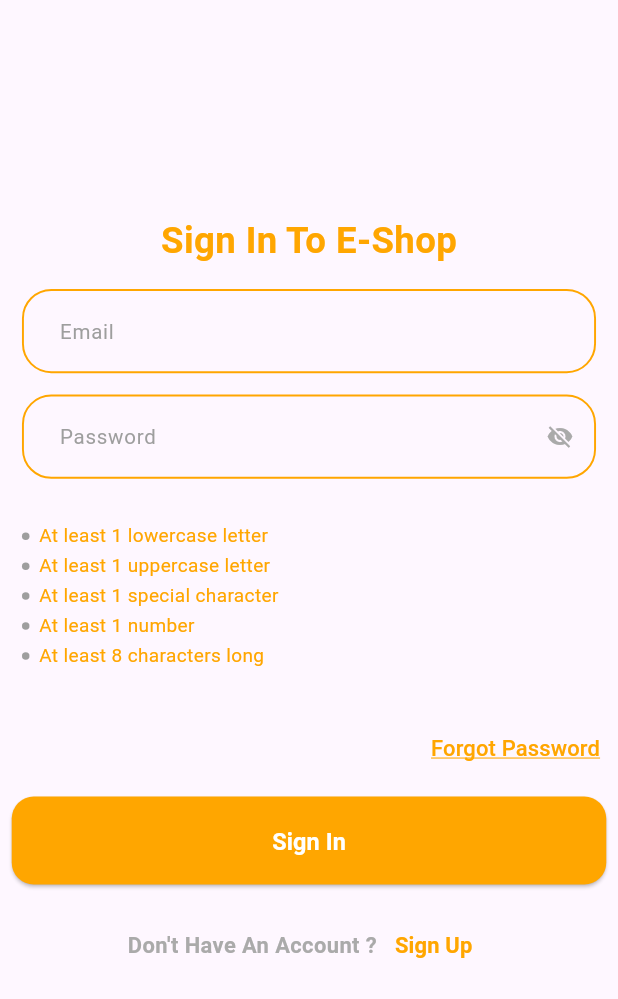
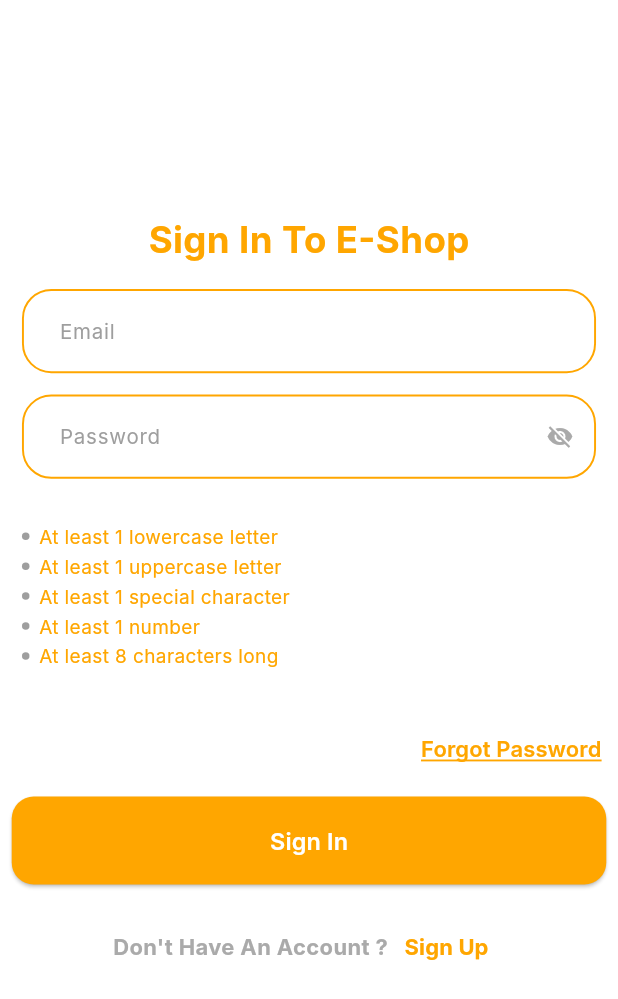
Before and after one commit to MennaRefaatt/ecommerce, a Flutter app: the screen it shows after launch, on a phone screen of 412 x 824 dp. Shown: the top 999 px of the screen. Run offline on Flutter 3.47's test engine with Material 3 defaults, Android fonts, the phone set to English and light mode, and no system bars; drawn by our look-alikes of toastification; our stand-ins replace bloc, blurrycontainer, cached_network_image, carousel_slider, device_preview, dio and 11 more; Roboto replaces fonts that are missing (Inter).

Commit message:
cubit theming with some updates on ui

```diff
--- a/lib/core/components/app_entry_point.dart
+++ b/lib/core/components/app_entry_point.dart
@@ -1,11 +1,16 @@
 import 'package:device_preview/device_preview.dart';
+import 'package:ecommerce/core/theming/theming_manager_cubit.dart';
 import 'package:flutter/material.dart';
+import 'package:flutter_bloc/flutter_bloc.dart';
 import 'package:flutter_easyloading/flutter_easyloading.dart';
 import 'package:flutter_modular/flutter_modular.dart';
 import 'package:flutter_screenutil/flutter_screenutil.dart';
 import 'package:localize_and_translate/localize_and_translate.dart';
 import 'package:toastification/toastification.dart';
 import '../services/navigation/router.dart';
+import '../theming/app_theme.dart';
+import '../theming/theming_manager.dart';
+
 class AppEntryPoint extends StatefulWidget {
   final String initialRoute;
 
@@ -16,11 +21,11 @@ class AppEntryPoint extends StatefulWidget {
 }
 
 class _AppEntryPointState extends State<AppEntryPoint> {
-  // final ThemeManager _themeManager = ThemeManager();
+  //final ThemeManager _themeManager =ThemeManager();
   @override
   void initState() {
     super.initState();
-    // _themeManager.init();
+    //_themeManager.init();
   }
 
   @override
@@ -32,6 +37,9 @@ class _AppEntryPointState extends State<AppEntryPoint> {
         enableScaleText: () => false,
         enableScaleWH: () => false,
         builder: (BuildContext context, Widget? child) {
+          return BlocProvider(
+            create: (context) => ThemeCubit(),
+            child: BlocBuilder<ThemeCubit, ThemeData>(builder: (context, theme) {
               return ModularApp(
                 module: AppModule(),
                 child: LocalizedApp(
@@ -41,11 +49,11 @@ class _AppEntryPointState extends State<AppEntryPoint> {
                     ),
                     child: MaterialApp.router(
                       title: 'ecommerce',
-
                       debugShowCheckedModeBanner: false,
                       routeInformationParser: Modular.routeInformationParser,
                       routerDelegate: Modular.routerDelegate,
-                    //theme: _themeManager.isDarkMode ? AppTheme.darkTheme : AppTheme.lightTheme,
+                      theme: theme,
+                      themeMode: ThemeMode.system,
                       builder: (context, child) {
                         AppModule.init();
                         child ??= const SizedBox.shrink();
@@ -57,5 +65,8 @@ class _AppEntryPointState extends State<AppEntryPoint> {
               );
             }),
           );
+        },
+      ),
+    );
   }
 }
--- a/lib/core/theming/app_theme.dart
+++ b/lib/core/theming/app_theme.dart
@@ -1,108 +1,81 @@
-// import 'package:ecommerce/core/theming/styles.dart';
-// import 'package:flutter/material.dart';
-//
-// class AppTheme {
-//   static ThemeData lightTheme = ThemeData(
-//     fontFamily: 'Inter',
-//     highlightColor: Colors.transparent,
-//     dividerColor: Colors.grey.shade200,
-//     dividerTheme: DividerThemeData(
-//       color: Colors.grey.shade200,
-//     ),
-//     colorScheme: const ColorScheme.light(
-//       surfaceTint: Colors.white,
-//     ),
-//      progressIndicatorTheme: const ProgressIndicatorThemeData(color: Colors.primary
-// ),
-//     splashColor: Colors.transparent,
-//     primaryColor: Colors.primary
-// ,
-//     iconTheme: const IconThemeData(color: Colors.primary
-// ),
-//     appBarTheme: const AppBarTheme(
-//       elevation: 0,
-//       backgroundColor: Colors.white,
-//       foregroundColor: Colors.primary
-// ,
-//     ),
-//     scaffoldBackgroundColor: Colors.white,
-//     textTheme: TextTheme(
-//       titleSmall: TextStyles.font12primary
-//
-// Bold,
-//       titleMedium: TextStyles.font14primary
-//
-// Bold,
-//       titleLarge: TextStyles.font18primary
-//
-// Bold,
-//       bodySmall: TextStyles.font12primary
-//
-// Regular,
-//       bodyMedium: TextStyles.font14primary
-//
-// Regular,
-//       bodyLarge: TextStyles.font18primary
-//
-// Regular,
-//       labelSmall: TextStyles.font12primary
-//
-// SemiBold,
-//       labelMedium: TextStyles.font14primary
-//
-// SemiBold,
-//       labelLarge: TextStyles.font18primary
-//
-// SemiBold,
-//       headlineSmall: TextStyles.font12primary
-//
-// Medium,
-//       headlineMedium: TextStyles.font14primary
-//
-// Medium,
-//       headlineLarge: TextStyles.font18primary
-// Medium,
-//
-//     ),
-//   );
-//
-//   static ThemeData darkTheme = ThemeData(
-//     progressIndicatorTheme:  const ProgressIndicatorThemeData(color: Colors.white),
-//     fontFamily: 'Inter',
-//     highlightColor: Colors.transparent,
-//     dividerColor: Colors.grey.shade800,
-//     dividerTheme: DividerThemeData(
-//       color: Colors.grey.shade800,
-//     ),
-//     colorScheme: const ColorScheme.dark(
-//       surfaceTint: Colors.primary
-// ,
-//     ),
-//     splashColor: Colors.transparent,
-//     primaryColor: Colors.white,
-//     iconTheme: const IconThemeData(color: Colors.white),
-//     appBarTheme:  AppBarTheme(
-//       elevation: 0,
-//       backgroundColor: Colors.black
-// ,
-//       foregroundColor: Colors.white,
-//     ),
-//     hintColor: TextStyles.font12GrayRegular.color,
-//     scaffoldBackgroundColor: Colors.primary
-// ,
-//     textTheme: TextTheme(
-//       titleSmall: TextStyles.font12WhiteBold,
-//       titleMedium: TextStyles.font14WhiteBold,
-//       titleLarge: TextStyles.font18WhiteBold,
-//       bodySmall: TextStyles.font12WhiteRegular,
-//       bodyMedium: TextStyles.font14WhiteRegular,
-//       bodyLarge: TextStyles.font18WhiteRegular,
-//       labelSmall: TextStyles.font12WhiteSemiBold,
-//       labelMedium: TextStyles.font14WhiteSemiBold,
-//       labelLarge: TextStyles.font18WhiteSemiBold,
-//       headlineSmall: TextStyles.font12WhiteMedium,
-//       headlineMedium: TextStyles.font14WhiteMedium,
-//       headlineLarge: TextStyles.font18WhiteMedium,
-//     ),
-//   );
-// }
+import 'package:ecommerce/core/theming/app_colors.dart';
+import 'package:ecommerce/core/theming/styles.dart';
+import 'package:flutter/material.dart';
+
+class AppTheme {
+  static ThemeData lightTheme = ThemeData(
+    fontFamily: 'Inter',
+    highlightColor: Colors.transparent,
+    dividerColor: Colors.grey.shade200,
+    dividerTheme: DividerThemeData(
+      color: Colors.grey.shade200,
+    ),
+    colorScheme: const ColorScheme.light(
+      surfaceTint: Colors.white,
+    ),
+    progressIndicatorTheme:
+        const ProgressIndicatorThemeData(color: AppColors.primary),
+    splashColor: Colors.transparent,
+    primaryColor: Colors.white,
+    iconTheme: const IconThemeData(color: AppColors.primary),
+    appBarTheme: const AppBarTheme(
+      elevation: 0,
+      backgroundColor: Colors.white,
+      foregroundColor: AppColors.primary,
+    ),
+    scaffoldBackgroundColor: Colors.white,
+    textTheme: TextTheme(
+      titleSmall: TextStyles.font12primaryBold,
+      titleMedium: TextStyles.font14primaryBold,
+      titleLarge: TextStyles.font18primaryBold,
+      bodySmall: TextStyles.font12primaryRegular,
+      bodyMedium: TextStyles.font14primaryRegular,
+      bodyLarge: TextStyles.font18primaryRegular,
+      labelSmall: TextStyles.font12primarySemiBold,
+      labelMedium: TextStyles.font14primarySemiBold,
+      labelLarge: TextStyles.font18primarySemiBold,
+      headlineSmall: TextStyles.font12primaryMedium,
+      headlineMedium: TextStyles.font14primaryMedium,
+      headlineLarge: TextStyles.font18primaryMedium,
+    ),
+  );
+
+  static ThemeData darkTheme = ThemeData(
+    progressIndicatorTheme:
+        const ProgressIndicatorThemeData(color: Colors.white),
+    fontFamily: 'Inter',
+    highlightColor: Colors.transparent,
+    dividerColor: Colors.grey.shade800,
+    dividerTheme: DividerThemeData(
+      color: Colors.grey.shade800,
+    ),
+    colorScheme: const ColorScheme.dark(
+      surfaceTint: AppColors.black,
+    ),
+    splashColor: Colors.transparent,
+    primaryColor: Colors.white,
+    iconTheme: const IconThemeData(color: Colors.white),
+    appBarTheme: const AppBarTheme(
+      elevation: 0,
+      backgroundColor: Colors.black,
+      foregroundColor: Colors.white,
+    ),
+    brightness: Brightness.dark,
+    hintColor: TextStyles.font14grayRegular.color,
+    scaffoldBackgroundColor: AppColors.black,
+    textTheme: TextTheme(
+      titleSmall: TextStyles.font12WhiteBold,
+      titleMedium: TextStyles.font14WhiteBold,
+      titleLarge: TextStyles.font18WhiteBold,
+      bodySmall: TextStyles.font12WhiteRegular,
+      bodyMedium: TextStyles.font14WhiteRegular,
+      bodyLarge: TextStyles.font18WhiteRegular,
+      labelSmall: TextStyles.font12WhiteSemiBold,
+      labelMedium: TextStyles.font14WhiteSemiBold,
+      labelLarge: TextStyles.font18WhiteSemiBold,
+      headlineSmall: TextStyles.font12WhiteMedium,
+      headlineMedium: TextStyles.font14WhiteMedium,
+      headlineLarge: TextStyles.font18WhiteMedium,
+    ),
+  );
+}
--- a/lib/core/theming/theming_manager.dart
+++ b/lib/core/theming/theming_manager.dart
@@ -1,26 +1,25 @@
 import 'package:flutter/material.dart';
+import 'package:flutter_bloc/flutter_bloc.dart';
 import '../helpers/shared_pref.dart';
 import '../helpers/shared_pref_keys.dart';
 import 'app_theme.dart';
-//part 'theming_manager.g.dart';
 
-abstract class ThemeManagerBase {
+class ThemeCubit extends Cubit<ThemeData> {
+  ThemeCubit() : super(AppTheme.lightTheme) {
+    init();
+  }
+
   bool isDarkMode = false;
 
-  // bool get isDarkMode => isDarkMode;
-
-  void toggleDarkMode() {
+  void toggleTheme() {
     isDarkMode = !isDarkMode;
-    print( " ====-=-=-=-=-=-=- ");
+    emit(isDarkMode ? AppTheme.darkTheme : AppTheme.lightTheme);
     SharedPref.putBoolean(key: MySharedKeys.isDarkMode, value: isDarkMode);
   }
 
   void init() {
-    print(" ===== INIT =====");
     isDarkMode = SharedPref.getBoolean(
         key: MySharedKeys.isDarkMode, defaultValue: false);
+    emit(isDarkMode ? AppTheme.darkTheme : AppTheme.lightTheme);
   }
-
-
-  //ThemeData get currentTheme => isDarkMode ? AppTheme.darkTheme : AppTheme.lightTheme;
 }
--- /dev/null
+++ b/lib/core/theming/theming_manager_state.dart
@@ -0,0 +1,6 @@
+part of 'theming_manager_cubit.dart';
+
+@immutable
+sealed class ThemingManagerState {}
+
+final class ThemingManagerInitial extends ThemingManagerState {}
--- a/lib/features/ecommerce/home/presentation/widgets/home_products_list_view.dart
+++ b/lib/features/ecommerce/home/presentation/widgets/home_products_list_view.dart
@@ -49,7 +49,7 @@ class _HomeProductsListViewState extends State<HomeProductsListView> {
                   style: TextStyle(
                       fontSize: 18.sp,
                       fontWeight: FontWeight.w800,
-                      color: AppColors.primary),
+                     ),
                 ),
               ),
             ],
--- a/lib/features/ecommerce/home/presentation/widgets/search_bar.dart
+++ b/lib/features/ecommerce/home/presentation/widgets/search_bar.dart
@@ -10,7 +10,7 @@ import '../../../../../generated/l10n.dart';
 import '../../../search/presentation/manager/search_cubit.dart';
 
 class SearchBarr extends StatelessWidget {
-  SearchBarr({
+  const SearchBarr({
     super.key,
     required this.searchCubit,
   });
@@ -44,6 +44,7 @@ class SearchBarr extends StatelessWidget {
                     },
                     child: AppTextFormField(
                       enable: false,
+                      contentPadding: EdgeInsets.all(10.sp),
                       borderRadius: BorderRadius.circular(30.r),
                       backgroundColor: Colors.white,
                       isFilled: true,
```
Also changed, not shown: lib/core/theming/theming_manager_cubit.dart (added, +8 -0 lines), lib/features/ecommerce/home/presentation/screen/home_screen.dart (+4 -4 lines), lib/features/ecommerce/home/presentation/widgets/home_app_bar.dart (+29 -8 lines). Lines whose indentation alone changed are shown as unchanged.
